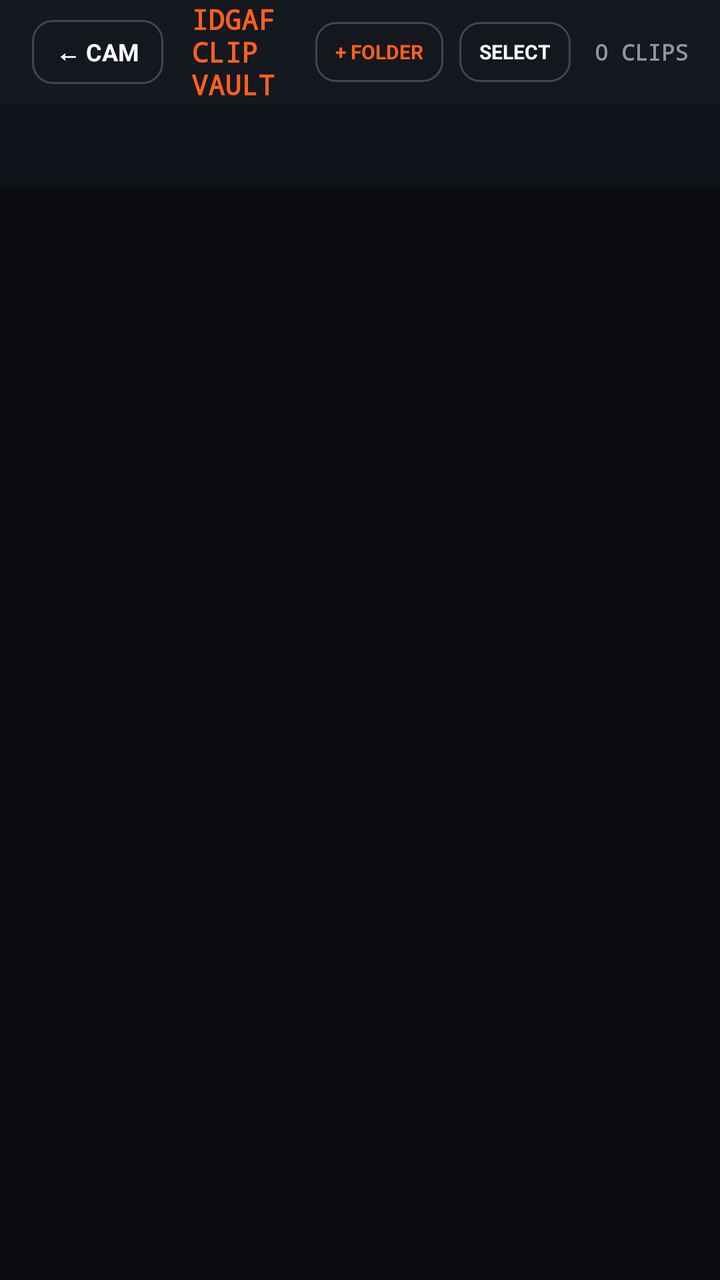
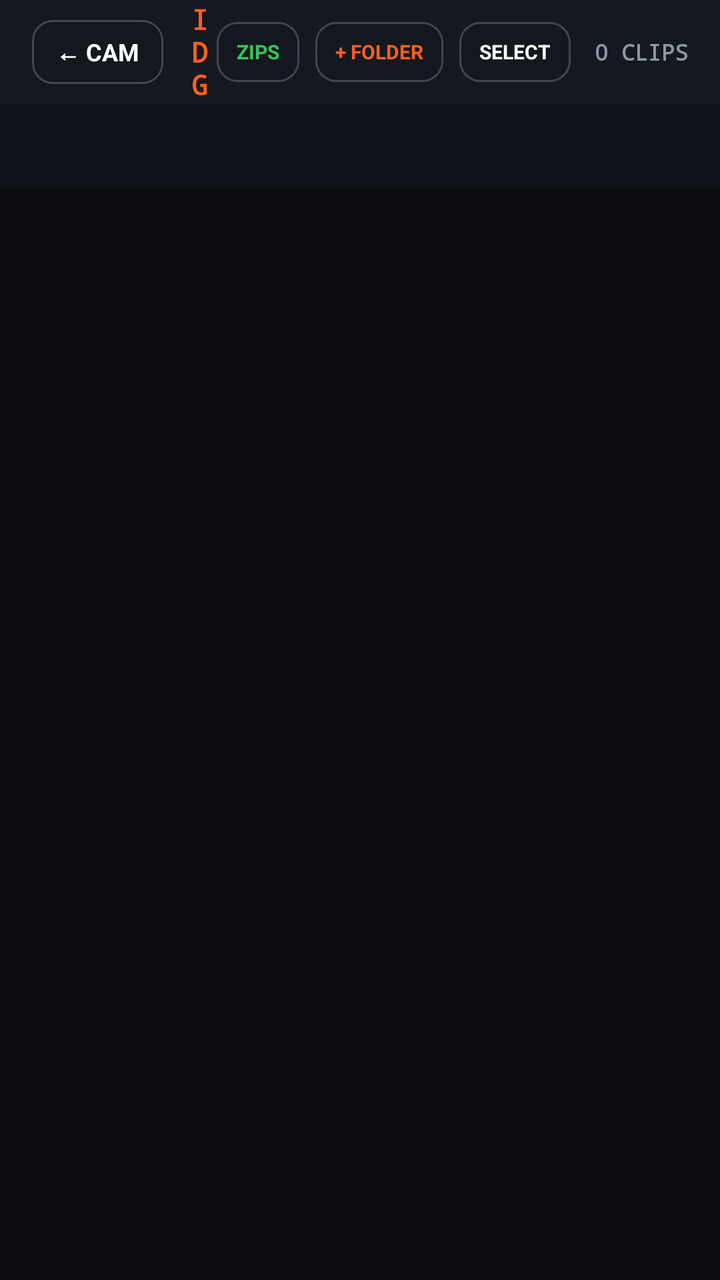

Screens rendered from an Android XML layout before and after an edit, with the pre-edit source and the edit as a unified diff.
<!-- AndroidManifest.xml: application theme Theme.IdgafCamera -->
<!-- res/layout/activity_clip_gallery.xml -->
<?xml version="1.0" encoding="utf-8"?>
<LinearLayout xmlns:android="http://schemas.android.com/apk/res/android"
    android:layout_width="match_parent"
    android:layout_height="match_parent"
    android:background="#0B0D10"
    android:orientation="vertical">

    
    <LinearLayout
        android:layout_width="match_parent"
        android:layout_height="52dp"
        android:background="#14181F"
        android:gravity="center_vertical"
        android:orientation="horizontal"
        android:paddingStart="16dp"
        android:paddingEnd="16dp">

        <TextView
            android:id="@+id/btnGalleryBack"
            android:layout_width="wrap_content"
            android:layout_height="32dp"
            android:background="@drawable/bg_hud_pill"
            android:gravity="center"
            android:paddingStart="12dp"
            android:paddingEnd="12dp"
            android:text="← CAM"
            android:textColor="#FFFFFF"
            android:textSize="12sp"
            android:textStyle="bold" />

        <TextView
            android:layout_width="0dp"
            android:layout_height="wrap_content"
            android:layout_marginStart="14dp"
            android:layout_weight="1"
            android:fontFamily="monospace"
            android:text="IDGAF CLIP VAULT"
            android:textColor="#FF5F1F"
            android:textSize="14sp"
            android:textStyle="bold" />

        <TextView
            android:id="@+id/btnNewFolder"
            android:layout_width="wrap_content"
            android:layout_height="30dp"
            android:layout_marginEnd="8dp"
            android:background="@drawable/bg_hud_pill"
            android:gravity="center"
            android:paddingStart="10dp"
            android:paddingEnd="10dp"
            android:text="+ FOLDER"
            android:textColor="#FF5F1F"
            android:textSize="10sp"
            android:textStyle="bold" />

        <TextView
            android:id="@+id/btnToggleSelect"
            android:layout_width="wrap_content"
            android:layout_height="30dp"
            android:layout_marginEnd="12dp"
            android:background="@drawable/bg_hud_pill"
            android:gravity="center"
            android:paddingStart="10dp"
            android:paddingEnd="10dp"
            android:text="SELECT"
            android:textColor="#FFFFFF"
            android:textSize="10sp"
            android:textStyle="bold" />

        <TextView
            android:id="@+id/txtGalleryCount"
            android:layout_width="wrap_content"
            android:layout_height="wrap_content"
            android:fontFamily="monospace"
            android:text="0 CLIPS"
            android:textColor="#8E96A4"
            android:textSize="11sp"
            android:textStyle="bold" />
    </LinearLayout>

    
    <HorizontalScrollView
        android:layout_width="match_parent"
        android:layout_height="42dp"
        android:background="#0F1319"
        android:scrollbars="none">

        <LinearLayout
            android:id="@+id/folderChipRow"
            android:layout_width="wrap_content"
            android:layout_height="match_parent"
            android:gravity="center_vertical"
            android:orientation="horizontal"
            android:paddingStart="14dp"
            android:paddingEnd="14dp" />
    </HorizontalScrollView>

    
    <LinearLayout
        android:id="@+id/bulkActionBar"
        android:layout_width="match_parent"
        android:layout_height="44dp"
        android:background="#1A202B"
        android:gravity="center_vertical"
        android:orientation="horizontal"
        android:paddingStart="16dp"
        android:paddingEnd="16dp"
        android:visibility="gone">

        <TextView
            android:id="@+id/txtSelectedCount"
            android:layout_width="0dp"
            android:layout_height="wrap_content"
            android:layout_weight="1"
            android:fontFamily="monospace"
            android:text="0 SELECTED"
            android:textColor="#FF5F1F"
            android:textSize="12sp"
            android:textStyle="bold" />

        <TextView
            android:id="@+id/btnSelectAll"
            android:layout_width="wrap_content"
            android:layout_height="28dp"
            android:layout_marginEnd="8dp"
            android:background="@drawable/bg_hud_pill"
            android:gravity="center"
            android:paddingStart="10dp"
            android:paddingEnd="10dp"
            android:text="ALL"
            android:textColor="#FFFFFF"
            android:textSize="10sp"
            android:textStyle="bold" />

        <TextView
            android:id="@+id/btnBulkMove"
            android:layout_width="wrap_content"
            android:layout_height="28dp"
            android:layout_marginEnd="8dp"
            android:background="@drawable/bg_lens_active"
            android:gravity="center"
            android:paddingStart="10dp"
            android:paddingEnd="10dp"
            android:text="MOVE TO FOLDER"
            android:textColor="#0B0D10"
            android:textSize="10sp"
            android:textStyle="bold" />

        <TextView
            android:id="@+id/btnBulkShare"
            android:layout_width="wrap_content"
            android:layout_height="28dp"
            android:layout_marginEnd="8dp"
            android:background="@drawable/bg_hud_pill"
            android:gravity="center"
            android:paddingStart="10dp"
            android:paddingEnd="10dp"
            android:text="SHARE"
            android:textColor="#FF5F1F"
            android:textSize="10sp"
            android:textStyle="bold" />

        <TextView
            android:id="@+id/btnBulkDelete"
            android:layout_width="wrap_content"
            android:layout_height="28dp"
            android:background="@drawable/bg_hud_pill"
            android:gravity="center"
            android:paddingStart="10dp"
            android:paddingEnd="10dp"
            android:text="DELETE"
            android:textColor="#FF3B30"
            android:textSize="10sp"
            android:textStyle="bold" />
    </LinearLayout>

    <TextView
        android:id="@+id/txtGalleryEmpty"
        android:layout_width="match_parent"
        android:layout_height="0dp"
        android:layout_weight="1"
        android:gravity="center"
        android:text="No clips found in this folder."
        android:textColor="#8E96A4"
        android:textSize="13sp"
        android:visibility="gone" />

    <androidx.recyclerview.widget.RecyclerView
        android:id="@+id/recyclerClips"
        android:layout_width="match_parent"
        android:layout_height="0dp"
        android:layout_weight="1"
        android:clipToPadding="false"
        android:padding="10dp" />

</LinearLayout>
<!-- resources referenced by this layout -->
<resources>
  <!-- drawable bg_hud_pill (drawable) -->
  <?xml version="1.0" encoding="utf-8"?>
  <shape xmlns:android="http://schemas.android.com/apk/res/android" android:shape="rectangle">
      <solid android:color="#CC14181F" />
      <stroke android:width="1dp" android:color="#33FFFFFF" />
      <corners android:radius="10dp" />
  </shape>
  <!-- drawable bg_lens_active (drawable) -->
  <?xml version="1.0" encoding="utf-8"?>
  <shape xmlns:android="http://schemas.android.com/apk/res/android" android:shape="rectangle">
      <solid android:color="#FF5F1F" />
      <corners android:radius="10dp" />
  </shape>
  <style name="Theme.IdgafCamera" parent="Theme.MaterialComponents.DayNight.NoActionBar">
          <item name="android:statusBarColor">#000000</item>
          <item name="android:navigationBarColor">#000000</item>
          <item name="android:windowBackground">#000000</item>
          <item name="android:windowFullscreen">true</item>
      </style>
</resources>

<!-- the commit's change to res/layout/activity_clip_gallery.xml (unified diff, before → after) -->
@@ -40,6 +40,20 @@
             android:textStyle="bold" />
 
         <TextView
+            android:id="@+id/btnViewArchives"
+            android:layout_width="wrap_content"
+            android:layout_height="30dp"
+            android:layout_marginEnd="8dp"
+            android:background="@drawable/bg_hud_pill"
+            android:gravity="center"
+            android:paddingStart="10dp"
+            android:paddingEnd="10dp"
+            android:text="ZIPS"
+            android:textColor="#34C759"
+            android:textSize="10sp"
+            android:textStyle="bold" />
+
+        <TextView
             android:id="@+id/btnNewFolder"
             android:layout_width="wrap_content"
             android:layout_height="30dp"
@@ -99,79 +113,108 @@
     <LinearLayout
         android:id="@+id/bulkActionBar"
         android:layout_width="match_parent"
-        android:layout_height="44dp"
+        android:layout_height="46dp"
         android:background="#1A202B"
         android:gravity="center_vertical"
         android:orientation="horizontal"
         android:paddingStart="16dp"
-        android:paddingEnd="16dp"
+        android:paddingEnd="12dp"
         android:visibility="gone">
 
         <TextView
             android:id="@+id/txtSelectedCount"
-            android:layout_width="0dp"
+            android:layout_width="wrap_content"
             android:layout_height="wrap_content"
-            android:layout_weight="1"
+            android:layout_marginEnd="12dp"
             android:fontFamily="monospace"
             android:text="0 SELECTED"
             android:textColor="#FF5F1F"
-            android:textSize="12sp"
-            android:textStyle="bold" />
-
-        <TextView
-            android:id="@+id/btnSelectAll"
-            android:layout_width="wrap_content"
-            android:layout_height="28dp"
-            android:layout_marginEnd="8dp"
-            android:background="@drawable/bg_hud_pill"
-            android:gravity="center"
-            android:paddingStart="10dp"
-            android:paddingEnd="10dp"
-            android:text="ALL"
-            android:textColor="#FFFFFF"
-            android:textSize="10sp"
-            android:textStyle="bold" />
-
-        <TextView
-            android:id="@+id/btnBulkMove"
-            android:layout_width="wrap_content"
-            android:layout_height="28dp"
-            android:layout_marginEnd="8dp"
-            android:background="@drawable/bg_lens_active"
-            android:gravity="center"
-            android:paddingStart="10dp"
-            android:paddingEnd="10dp"
-            android:text="MOVE TO FOLDER"
-            android:textColor="#0B0D10"
-            android:textSize="10sp"
-            android:textStyle="bold" />
-
-        <TextView
-            android:id="@+id/btnBulkShare"
-            android:layout_width="wrap_content"
-            android:layout_height="28dp"
-            android:layout_marginEnd="8dp"
-            android:background="@drawable/bg_hud_pill"
-            android:gravity="center"
-            android:paddingStart="10dp"
-            android:paddingEnd="10dp"
-            android:text="SHARE"
-            android:textColor="#FF5F1F"
-            android:textSize="10sp"
-            android:textStyle="bold" />
-
-        <TextView
-            android:id="@+id/btnBulkDelete"
-            android:layout_width="wrap_content"
-            android:layout_height="28dp"
-            android:background="@drawable/bg_hud_pill"
-            android:gravity="center"
-            android:paddingStart="10dp"
-            android:paddingEnd="10dp"
-            android:text="DELETE"
-            android:textColor="#FF3B30"
-            android:textSize="10sp"
-            android:textStyle="bold" />
+            android:textSize="11sp"
+            android:textStyle="bold" />
+
+        <HorizontalScrollView
+            android:layout_width="0dp"
+            android:layout_height="match_parent"
+            android:layout_weight="1"
+            android:fillViewport="true"
+            android:scrollbars="none">
+
+            <LinearLayout
+                android:layout_width="wrap_content"
+                android:layout_height="match_parent"
+                android:gravity="end|center_vertical"
+                android:orientation="horizontal">
+
+                <TextView
+                    android:id="@+id/btnSelectAll"
+                    android:layout_width="wrap_content"
+                    android:layout_height="28dp"
+                    android:layout_marginEnd="6dp"
+                    android:background="@drawable/bg_hud_pill"
+                    android:gravity="center"
+                    android:paddingStart="10dp"
+                    android:paddingEnd="10dp"
+                    android:text="ALL"
+                    android:textColor="#FFFFFF"
+                    android:textSize="10sp"
+                    android:textStyle="bold" />
+
+                <TextView
+                    android:id="@+id/btnBulkZip"
+                    android:layout_width="wrap_content"
+                    android:layout_height="28dp"
+                    android:layout_marginEnd="6dp"
+                    android:background="@drawable/bg_lens_active"
+                    android:gravity="center"
+                    android:paddingStart="11dp"
+                    android:paddingEnd="11dp"
+                    android:text="ZIP"
+                    android:textColor="#0B0D10"
+                    android:textSize="10sp"
+                    android:textStyle="bold" />
+
+                <TextView
+                    android:id="@+id/btnBulkMove"
+                    android:layout_width="wrap_content"
+                    android:layout_height="28dp"
+                    android:layout_marginEnd="6dp"
+                    android:background="@drawable/bg_hud_pill"
+                    android:gravity="center"
+                    android:paddingStart="10dp"
+                    android:paddingEnd="10dp"
+                    android:text="MOVE"
+                    android:textColor="#FFFFFF"
+                    android:textSize="10sp"
+                    android:textStyle="bold" />
+
+                <TextView
+                    android:id="@+id/btnBulkShare"
+                    android:layout_width="wrap_content"
+                    android:layout_height="28dp"
+                    android:layout_marginEnd="6dp"
+                    android:background="@drawable/bg_hud_pill"
+                    android:gravity="center"
+                    android:paddingStart="10dp"
+                    android:paddingEnd="10dp"
+                    android:text="SHARE"
+                    android:textColor="#FF5F1F"
+                    android:textSize="10sp"
+                    android:textStyle="bold" />
+
+                <TextView
+                    android:id="@+id/btnBulkDelete"
+                    android:layout_width="wrap_content"
+                    android:layout_height="28dp"
+                    android:background="@drawable/bg_hud_pill"
+                    android:gravity="center"
+                    android:paddingStart="10dp"
+                    android:paddingEnd="10dp"
+                    android:text="DEL"
+                    android:textColor="#FF3B30"
+                    android:textSize="10sp"
+                    android:textStyle="bold" />
+            </LinearLayout>
+        </HorizontalScrollView>
     </LinearLayout>
 
     <TextView
